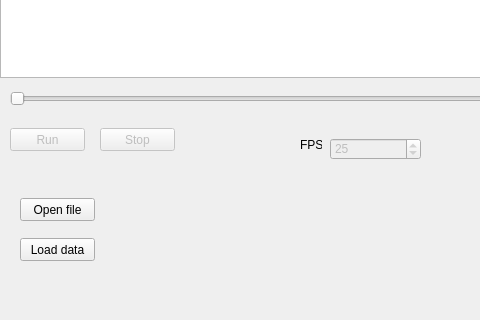
Old version of the form Forms/designes/MainWindow.ui in the repository sa-korobeynikov/python-science-plotter; both pictures show x 0 to 480 and y 512 to 832 of the 980 by 832 pixel window.
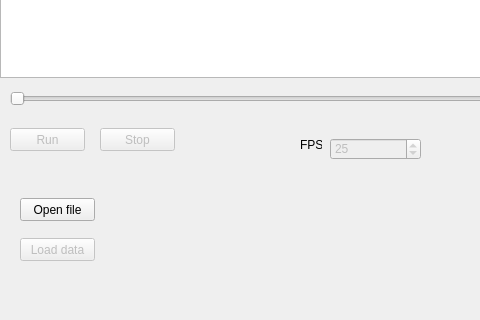
New version of the form. Custom widgets are drawn as their Qt base class.

What changed in the file:
```diff
--- a/Forms/designes/MainWindow.ui
+++ b/Forms/designes/MainWindow.ui
@@ -177,7 +177,7 @@
    </widget>
    <widget class="QPushButton" name="load_data_button">
     <property name="enabled">
-     <bool>true</bool>
+     <bool>false</bool>
     </property>
     <property name="geometry">
      <rect>
```
Left out of the diff: 3 changed lines with no effect on the pictures.
